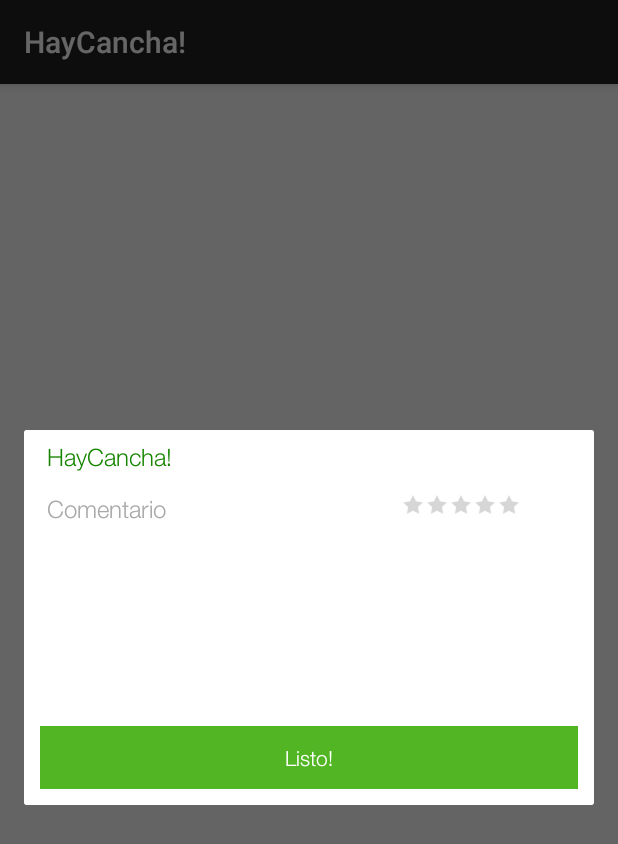
After one commit to npochettino/Hay-Cancha-Mobile, an Android app: the fragment RaitingDialogFragment shown on its own in the app's theme, on a phone screen of 412 x 824 dp. The commit adds this screen. Shown: the top 844 px of the screen. Run offline under Robolectric (Android 15) with nearby library versions, the phone set to English and light mode, and no system bars.

Commit message:
Implementado dialogo para que califiquen a un complejo falta pulirlo

```diff
--- a/HayCancha/app/src/main/java/sempait/haycancha/fragment/LoginFragment.java
+++ b/HayCancha/app/src/main/java/sempait/haycancha/fragment/LoginFragment.java
@@ -99,8 +99,6 @@ public class LoginFragment extends BaseFragment {
 
                 ((BaseActivity) mContext).replaceInnerFragmentWhitFLip(CreateAccountFragment.newInstance(), true);
 
-//                executeServiceAccount();
-
 
             }
         });
--- /dev/null
+++ b/HayCancha/app/src/main/java/sempait/haycancha/fragment/RaitingDialogFragment.java
@@ -0,0 +1,163 @@
+package sempait.haycancha.fragment;
+
+import android.os.Bundle;
+import android.support.annotation.Nullable;
+import android.support.v4.app.DialogFragment;
+import android.view.LayoutInflater;
+import android.view.View;
+import android.view.ViewGroup;
+import android.widget.ImageView;
+
+import sempait.haycancha.R;
+
+/**
+ * Created by martin on 16/11/15.
+ */
+public class RaitingDialogFragment extends DialogFragment {
+
+    private ImageView mRate1;
+    private ImageView mRate2;
+    private ImageView mRate3;
+    private ImageView mRate4;
+    private ImageView mRate5;
+    private int mRate = 0;
+    private Boolean mRate1State = false;
+    private Boolean mRate2State = false;
+    private Boolean mRate3State = false;
+    private Boolean mRate4State = false;
+    private Boolean mRate5State = false;
+
+    @Override
+    public void onCreate(Bundle savedInstanceState) {
+        super.onCreate(savedInstanceState);
+
+        setStyle(STYLE_NO_TITLE, 0);
+    }
+
+    @Nullable
+    @Override
+    public View onCreateView(LayoutInflater inflater, ViewGroup container, Bundle savedInstanceState) {
+
+
+        View view = inflater.inflate(R.layout.fragment_rating_stadium, container, false);
+        mRate1 = (ImageView) view.findViewById(R.id.img_star_1);
+        mRate2 = (ImageView) view.findViewById(R.id.img_star_2);
+        mRate3 = (ImageView) view.findViewById(R.id.img_star_3);
+        mRate4 = (ImageView) view.findViewById(R.id.img_star_4);
+        mRate5 = (ImageView) view.findViewById(R.id.img_star_5);
+
+
+        return view;
+
+
+    }
+
+    @Override
+    public void onViewCreated(View view, @Nullable Bundle savedInstanceState) {
+        super.onViewCreated(view, savedInstanceState);
+
+        mRate1.setOnClickListener(new View.OnClickListener() {
+
+            @Override
+            public void onClick(View arg0) {
+
+                mRate = 1;
+                if (!mRate1State) {
+                    mRate1.setImageResource(R.drawable.star_on);
+                    mRate1State = true;
+
+                } else {
+
+                    mRate2.setImageResource(R.drawable.star_off);
+                    mRate3.setImageResource(R.drawable.star_off);
+                    mRate4.setImageResource(R.drawable.star_off);
+                    mRate5.setImageResource(R.drawable.star_off);
+                    mRate1State = false;
+                }
+
+            }
+        });
+
+        mRate2.setOnClickListener(new View.OnClickListener() {
+
+            @Override
+            public void onClick(View arg0) {
+                mRate = 2;
+
+                if (!mRate2State) {
+                    mRate1.setImageResource(R.drawable.star_on);
+                    mRate2.setImageResource(R.drawable.star_on);
+                    mRate2State = true;
+                } else {
+
+                    mRate3.setImageResource(R.drawable.star_off);
+                    mRate4.setImageResource(R.drawable.star_off);
+                    mRate5.setImageResource(R.drawable.star_off);
+                    mRate2State = false;
+                }
+            }
+        });
+
+        mRate3.setOnClickListener(new View.OnClickListener() {
+
+            @Override
+            public void onClick(View arg0) {
+
+                mRate = 3;
+                if (!mRate3State) {
+                    mRate1.setImageResource(R.drawable.star_on);
+                    mRate2.setImageResource(R.drawable.star_on);
+                    mRate3.setImageResource(R.drawable.star_on);
+                    mRate3State = true;
+                } else {
+
+                    mRate4.setImageResource(R.drawable.star_off);
+                    mRate5.setImageResource(R.drawable.star_off);
+                    mRate3State = false;
+                }
+
+            }
+        });
+
+        mRate4.setOnClickListener(new View.OnClickListener() {
+
+            @Override
+            public void onClick(View arg0) {
+
+                mRate = 4;
+
+                if (!mRate4State) {
+                    mRate1.setImageResource(R.drawable.star_on);
+                    mRate2.setImageResource(R.drawable.star_on);
+                    mRate3.setImageResource(R.drawable.star_on);
+                    mRate4.setImageResource(R.drawable.star_on);
+                    mRate4State = true;
+                } else {
+
+                    mRate5.setImageResource(R.drawable.star_off);
+                    mRate4State = false;
+                }
+            }
+        });
+
+        mRate5.setOnClickListener(new View.OnClickListener() {
+
+            @Override
+            public void onClick(View arg0) {
+
+                mRate = 5;
+                if (!mRate5State) {
+                    mRate1.setImageResource(R.drawable.star_on);
+                    mRate2.setImageResource(R.drawable.star_on);
+                    mRate3.setImageResource(R.drawable.star_on);
+                    mRate4.setImageResource(R.drawable.star_on);
+                    mRate5.setImageResource(R.drawable.star_on);
+                    mRate5State = true;
+                } else {
+                    mRate5.setImageResource(R.drawable.star_off);
+                    mRate5State = false;
+                }
+            }
+        });
+    }
+}
--- /dev/null
+++ b/HayCancha/app/src/main/res/layout/fragment_rating_stadium.xml
@@ -0,0 +1,131 @@
+<?xml version="1.0" encoding="utf-8"?>
+<LinearLayout xmlns:android="http://schemas.android.com/apk/res/android"
+    android:layout_width="match_parent"
+    android:layout_height="match_parent"
+    android:background="@color/white"
+    android:minWidth="800dp"
+    android:minHeight="250dp"
+    android:orientation="vertical"
+    android:padding="5dp">
+
+    <sempait.haycancha.widgets.HelveticaNeueLightTextView
+        android:id="@+id/title_message"
+        android:layout_width="match_parent"
+        android:layout_height="wrap_content"
+        android:paddingLeft="10dp"
+        android:paddingRight="10dp"
+        android:text="@string/app_name"
+        android:textColor="@color/green_dark"
+        android:textSize="16sp"
+        android:textStyle="bold" />
+
+
+    <LinearLayout
+        android:layout_width="match_parent"
+        android:layout_height="wrap_content"
+        android:orientation="horizontal">
+
+        <sempait.haycancha.widgets.HelveticaNeueLightTextView
+            android:id="@+id/message"
+            android:layout_width="0dp"
+            android:layout_height="wrap_content"
+            android:layout_weight="2"
+            android:padding="10dp"
+            android:text="@string/comment"
+            android:textColor="@color/dark_gray"
+            android:textSize="16sp" />
+
+
+        <LinearLayout
+            android:id="@+id/lyt_stars_rating"
+            android:layout_width="0dp"
+            android:layout_height="50dp"
+            android:layout_gravity="center"
+            android:layout_weight="1"
+            android:orientation="horizontal"
+            android:paddingBottom="10dp">
+
+            <ImageView
+                android:id="@+id/img_star_1"
+                android:layout_width="wrap_content"
+                android:layout_height="wrap_content"
+                android:layout_gravity="center_vertical"
+                android:padding="1dp"
+                android:src="@drawable/star_off" />
+
+            <ImageView
+                android:id="@+id/img_star_2"
+                android:layout_width="wrap_content"
+                android:layout_height="wrap_content"
+                android:layout_gravity="center_vertical"
+                android:padding="1dp"
+                android:src="@drawable/star_off" />
+
+            <ImageView
+                android:id="@+id/img_star_3"
+                android:layout_width="wrap_content"
+                android:layout_height="wrap_content"
+                android:layout_gravity="center_vertical"
+                android:padding="1dp"
+                android:src="@drawable/star_off" />
+
+            <ImageView
+                android:id="@+id/img_star_4"
+                android:layout_width="wrap_content"
+                android:layout_height="wrap_content"
+                android:layout_gravity="center_vertical"
+                android:padding="1dp"
+                android:src="@drawable/star_off" />
+
+            <ImageView
+                android:id="@+id/img_star_5"
+                android:layout_width="wrap_content"
+                android:layout_height="wrap_content"
+                android:layout_gravity="center_vertical"
+                android:padding="1dp"
+                android:src="@drawable/star_off" />
+        </LinearLayout>
+
+    </LinearLayout>
+
+    <EditText
+        android:id="@+id/txt_close_reason"
+        android:layout_width="match_parent"
+        android:layout_height="0dp"
+        android:layout_weight="1"
+        android:background="@null"
+        android:gravity="top" />
+
+    <LinearLayout
+        android:layout_width="match_parent"
+        android:layout_height="wrap_content"
+        android:orientation="horizontal"
+        android:paddingTop="10dp">
+
+        <sempait.haycancha.widgets.HelveticaNeueLightTextView
+            android:id="@+id/cancel_button"
+            android:layout_width="0dp"
+            android:layout_height="wrap_content"
+            android:layout_margin="5dp"
+            android:layout_weight="1"
+            android:background="@color/green"
+            android:gravity="center_horizontal"
+            android:padding="10dp"
+            android:text="@string/done"
+            android:textColor="@color/white" />
+
+        <sempait.haycancha.widgets.HelveticaNeueLightTextView
+            android:id="@+id/ok_button"
+            android:layout_width="0dp"
+            android:layout_height="wrap_content"
+            android:layout_margin="5dp"
+            android:layout_weight="1"
+            android:background="@color/green"
+            android:gravity="center_horizontal"
+            android:padding="10dp"
+            android:text="@string/acept_text"
+            android:textColor="@color/white"
+            android:visibility="gone" />
+    </LinearLayout>
+
+</LinearLayout>
--- a/HayCancha/app/src/main/res/values/strings.xml
+++ b/HayCancha/app/src/main/res/values/strings.xml
@@ -38,6 +38,7 @@
     <string name="error_password_message">"Los campos de contraseña deben coincidir"</string>
     <string name="error_form_incomplete_message">"Debe completar todos los datos del formulario"</string>
     <string name="error_user_password_wrong">"El usuario y/o contraseña son incorrectos"</string>
+    <string name="comment">"Comentario"</string>
 
 
 </resources>
```
Also changed, not shown: HayCancha/app/src/main/java/sempait/haycancha/fragment/FieldDetailFragment.java (+24 -1 lines).
